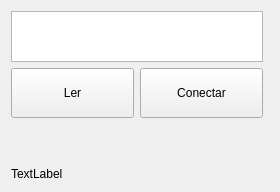
Old version of the form QtWidget/mainwindow.ui in the repository cukier/qt.
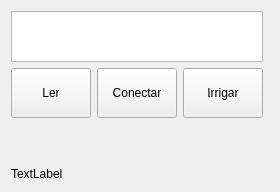
New version of the form.

What changed in the file:
```diff
--- a/QtWidget/mainwindow.ui
+++ b/QtWidget/mainwindow.ui
@@ -60,6 +60,19 @@
         </property>
        </widget>
       </item>
+      <item>
+       <widget class="QPushButton" name="irrigaButton">
+        <property name="minimumSize">
+         <size>
+          <width>0</width>
+          <height>50</height>
+         </size>
+        </property>
+        <property name="text">
+         <string>Irrigar</string>
+        </property>
+       </widget>
+      </item>
      </layout>
     </item>
     <item row="2" column="0" colspan="2">
```
